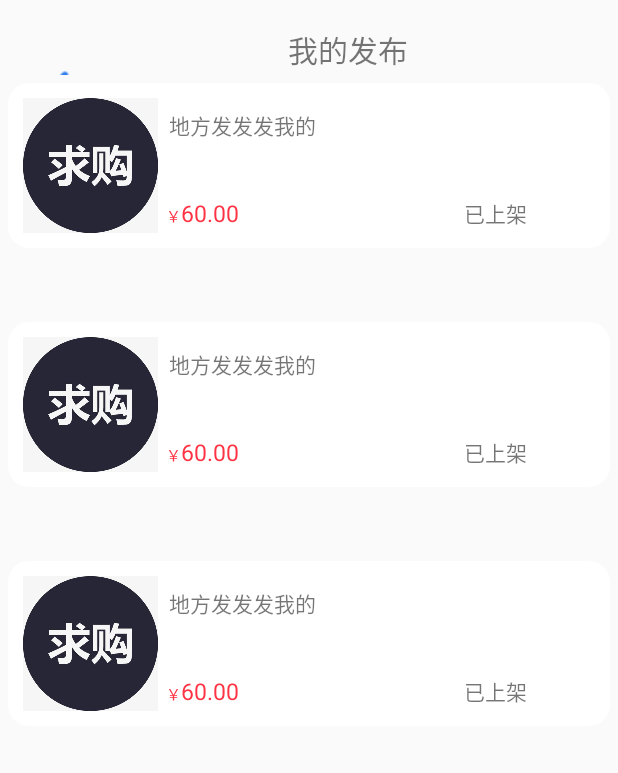
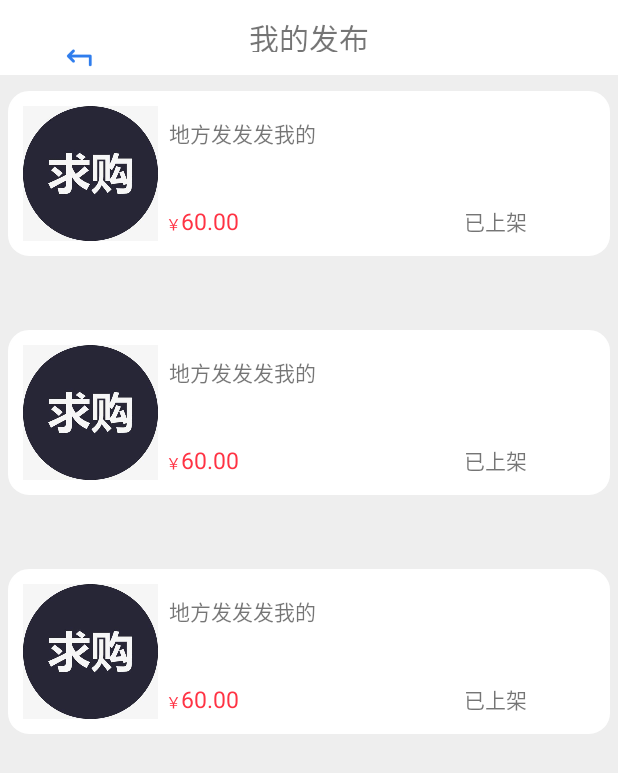
Before and after one commit to zhuffei/Ffei, an Android app: the layout activity_my_goods.xml on its own in the app's theme, with its tools: preview values and no code run, on a phone screen of 412 x 824 dp. Shown: the top 773 px of the screen. Run offline under Robolectric (Android 15) with nearby library versions, the phone set to English and light mode, and no system bars.

Commit message:
4.21 睡前

```diff
--- a/app/src/main/java/com/example/zhuffei/ffei/activity/FocusActivity.java
+++ b/app/src/main/java/com/example/zhuffei/ffei/activity/FocusActivity.java
@@ -43,10 +43,6 @@ public class FocusActivity extends AppCompatActivity {
 
     private void initData() {
         data = new ArrayList<>();
-        data.add(new User(true, "R.mipmap.m4", "用户1"));
-
-        data.add(new User(false, "R.mipmap.m5", "用户2"));
-        data.add(new User(true, "R.mipmap.m6", "用户3"));
 
     }
 }
--- a/app/src/main/java/com/example/zhuffei/ffei/activity/HomeActivity.java
+++ b/app/src/main/java/com/example/zhuffei/ffei/activity/HomeActivity.java
@@ -193,7 +193,6 @@ public class HomeActivity extends AppCompatActivity implements View.OnClickListe
         hint(transaction);
         switch (index){
             case LT:
-                //设置当前的文字和ImageButton为橙色
                 mLTTv.setTextColor(getResources().getColor(R.color.pressed));
                 mLTIBtn.setBackgroundResource(R.mipmap.chat_pressed);
                 //初次加载Fragment先判断是否为空
--- a/app/src/main/java/com/example/zhuffei/ffei/fragment/FXFragment.java
+++ b/app/src/main/java/com/example/zhuffei/ffei/fragment/FXFragment.java
@@ -405,7 +405,6 @@ public class FXFragment extends BaseFragment {
 
             @Override
             public void onResponse(@NotNull Call call, @NotNull Response response) throws IOException {
-
                 Message message = new Message();
                 String responseBody = response.body().string();
                 Map<String, Object> map = JSON.parseObject(responseBody);
--- a/app/src/main/res/layout/activity_my_goods.xml
+++ b/app/src/main/res/layout/activity_my_goods.xml
@@ -1,11 +1,12 @@
 <?xml version="1.0" encoding="utf-8"?>
-<LinearLayout xmlns:android="http://schemas.android.com/apk/res/android"
+<RelativeLayout xmlns:android="http://schemas.android.com/apk/res/android"
     xmlns:tools="http://schemas.android.com/tools"
     android:id="@+id/activity_my_goods"
     android:layout_width="match_parent"
     android:layout_height="match_parent"
     tools:context="com.example.zhuffei.ffei.activity.MyGoodsActivity"
-    android:orientation="vertical">
+    android:orientation="vertical"
+    android:background="#eeeeee">
 
     <LinearLayout
         android:layout_width="match_parent"
@@ -14,34 +15,47 @@
         android:layout_alignParentTop="true"
         android:layout_alignParentStart="true">
 
-        <LinearLayout
+        <RelativeLayout
             android:layout_width="match_parent"
-            android:layout_height="wrap_content">
+            android:layout_height="wrap_content"
+            android:background="#ffffff"
+            >
 
             <ImageView
                 android:id="@+id/back"
                 android:layout_width="80px"
                 android:layout_height="80px"
                 android:layout_marginLeft="40px"
-                android:layout_marginTop="50px"
+                android:layout_marginTop="40px"
                 android:src="@drawable/back" />
 
             <TextView
                 android:id="@+id/title"
                 android:layout_width="match_parent"
                 android:layout_height="80px"
-                android:layout_marginTop="8dp"
-                android:text="我的发布      "
+                android:layout_marginTop="10dp"
+                android:layout_marginBottom="15dp"
+                android:text="我的发布"
                 android:gravity="center"
                 android:layout_gravity="center"
                 android:textSize="20sp"/>
-        </LinearLayout>
+        </RelativeLayout>
 
     </LinearLayout>
+    <ImageView
+        android:id="@+id/empty"
+        android:layout_marginTop="90dp"
+        android:layout_width="match_parent"
+        android:layout_height="wrap_content"
+        android:src="@mipmap/empty"
+        android:layout_marginLeft="80dp"
+        android:layout_marginRight="80dp"
+        android:visibility="gone"></ImageView>
     <ListView
+        android:layout_marginTop="55dp"
         android:id="@+id/listView"
         android:layout_width="match_parent"
         android:layout_height="match_parent"
         tools:listitem="@layout/my_goods_item"
         android:divider="#00000000"></ListView>
-</LinearLayout>
+</RelativeLayout>
```
Also changed, not shown: app/src/main/java/com/example/zhuffei/ffei/activity/MyGoodsActivity.java (+105 -46 lines), app/src/main/java/com/example/zhuffei/ffei/adapter/GoodsAdapter.java (+31 -7 lines), app/src/main/java/com/example/zhuffei/ffei/fragment/LTFragment.java (+19 -4 lines), app/src/main/java/com/example/zhuffei/ffei/fragment/WDFragment.java (+31 -5 lines), app/src/main/java/com/example/zhuffei/ffei/tool/UrlTool.java (+6 -2 lines), app/src/main/res/mipmap-mdpi/empty.jpg (added).
